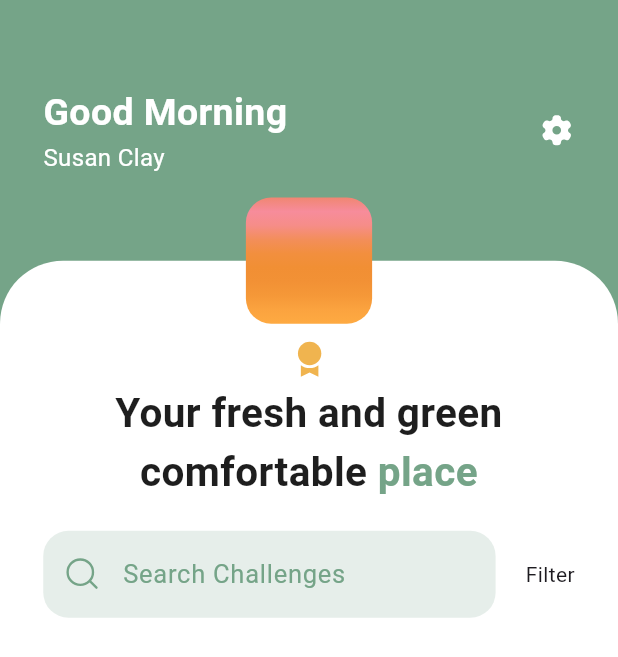
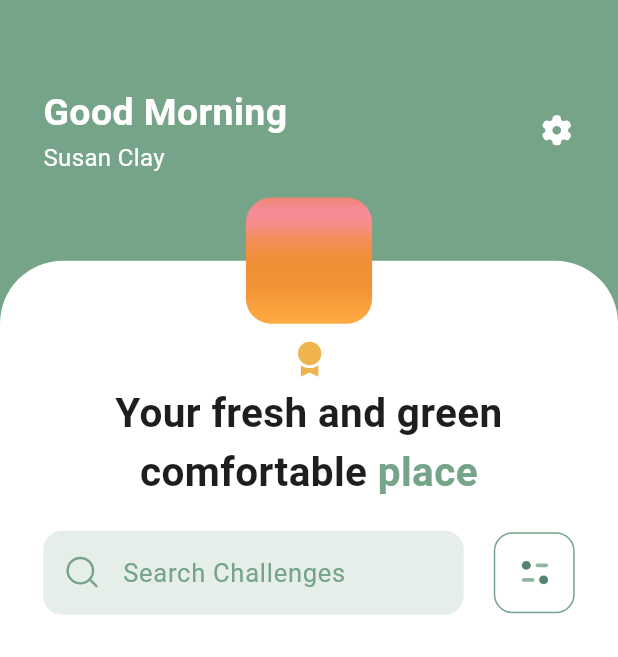
Before and after one commit to vinulays/recychamp, a Flutter app: the screen it shows after launch, on a phone screen of 412 x 824 dp. Shown: the top 657 px of the screen. Run offline on Flutter 3.47's test engine with Material 3 defaults, Android fonts, the phone set to English and light mode, and no system bars; our stand-ins replace bloc, carousel_slider, dots_indicator, flutter_svg, google_fonts; Roboto replaces fonts that are missing (Almarai).

Commit message:
feat: filter button

```diff
--- a/lib/screens/Home/home.dart
+++ b/lib/screens/Home/home.dart
@@ -148,6 +148,9 @@ class _HomeState extends State<Home> {
                                           fontSize: 17,
                                         ),
                                         decoration: InputDecoration(
+                                            contentPadding:
+                                                const EdgeInsets.symmetric(
+                                                    vertical: 15),
                                             prefixIconConstraints:
                                                 const BoxConstraints(
                                                     maxHeight: 26,
@@ -164,7 +167,7 @@ class _HomeState extends State<Home> {
                                             border: OutlineInputBorder(
                                               borderSide: BorderSide.none,
                                               borderRadius:
-                                                  BorderRadius.circular(16.83),
+                                                  BorderRadius.circular(12.62),
                                             ),
                                             hintStyle: GoogleFonts.almarai(
                                                 fontSize: 17,
@@ -175,7 +178,24 @@ class _HomeState extends State<Home> {
                                     const SizedBox(
                                       width: 20,
                                     ),
-                                    Text("Filter")
+                                    InkWell(
+                                      onTap: () {},
+                                      child: Container(
+                                        padding: const EdgeInsets.all(15),
+                                        decoration: const ShapeDecoration(
+                                          // color: Colors.black,
+                                          shape: RoundedRectangleBorder(
+                                            side: BorderSide(
+                                                color: Color(0xff75A488)),
+                                            borderRadius: BorderRadius.all(
+                                              Radius.circular(12.62),
+                                            ),
+                                          ),
+                                        ),
+                                        child: SvgPicture.asset(
+                                            "assets/icons/filter.svg"),
+                                      ),
+                                    )
                                   ],
                                 ),
                               )
--- a/pubspec.yaml
+++ b/pubspec.yaml
@@ -67,6 +67,7 @@ flutter:
     - assets/icons/Settings.svg
     - assets/icons/gold-medal.svg
     - assets/icons/search.svg
+    - assets/icons/filter.svg
 
   # An image asset can refer to one or more resolution-specific "variants", see
   # https://flutter.dev/assets-and-images/#resolution-aware
```
Also changed, not shown: assets/icons/filter.svg (added).
